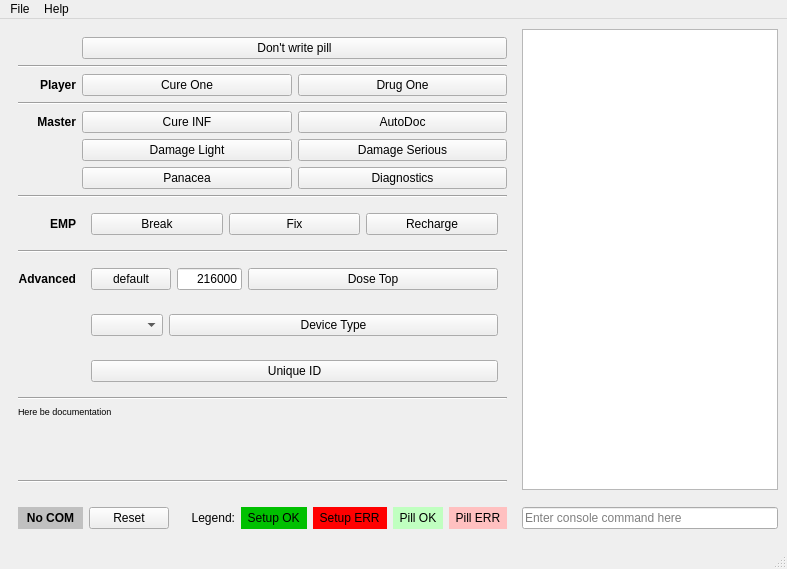
Above: MeshConsole/PillControl.ui from Kreyl/armlet before the change. Below: the same form after it.
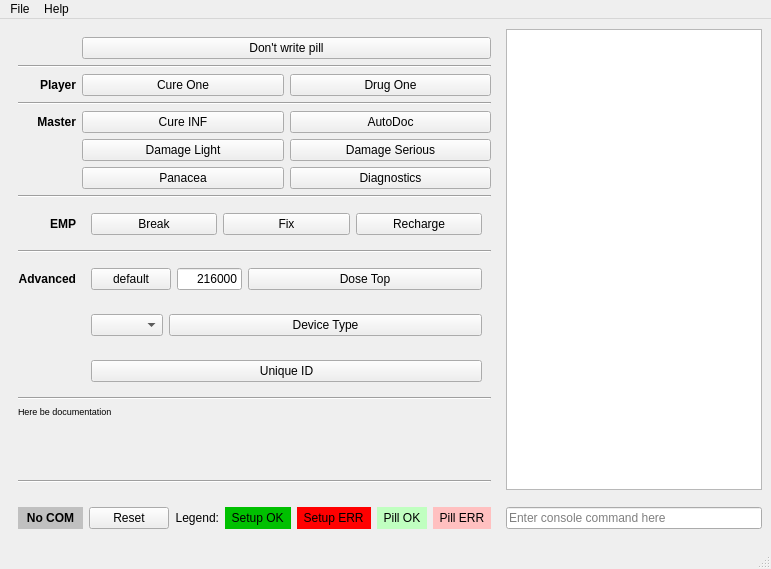
That is the form after the change. Icons and pictures are not drawn. Custom widgets are drawn as their Qt base class.

Commit message: Pill Control fine tuning done, seems complete

```diff
--- a/MeshConsole/PillControl.ui
+++ b/MeshConsole/PillControl.ui
@@ -322,14 +322,6 @@
           <bool>true</bool>
          </property>
          <widget class="QLabel" name="documentationLabel">
-          <property name="geometry">
-           <rect>
-            <x>0</x>
-            <y>0</y>
-            <width>540</width>
-            <height>225</height>
-           </rect>
-          </property>
           <property name="sizePolicy">
            <sizepolicy hsizetype="Expanding" vsizetype="Expanding">
             <horstretch>0</horstretch>
@@ -475,8 +467,11 @@
            <verstretch>0</verstretch>
           </sizepolicy>
          </property>
+         <property name="styleSheet">
+          <string notr="true">padding-left: 0.5em</string>
+         </property>
          <property name="text">
-          <string>     Legend:</string>
+          <string>Legend:</string>
          </property>
          <property name="alignment">
           <set>Qt::AlignRight|Qt::AlignTrailing|Qt::AlignVCenter</set>
```
The commit also changes 1 other file.
